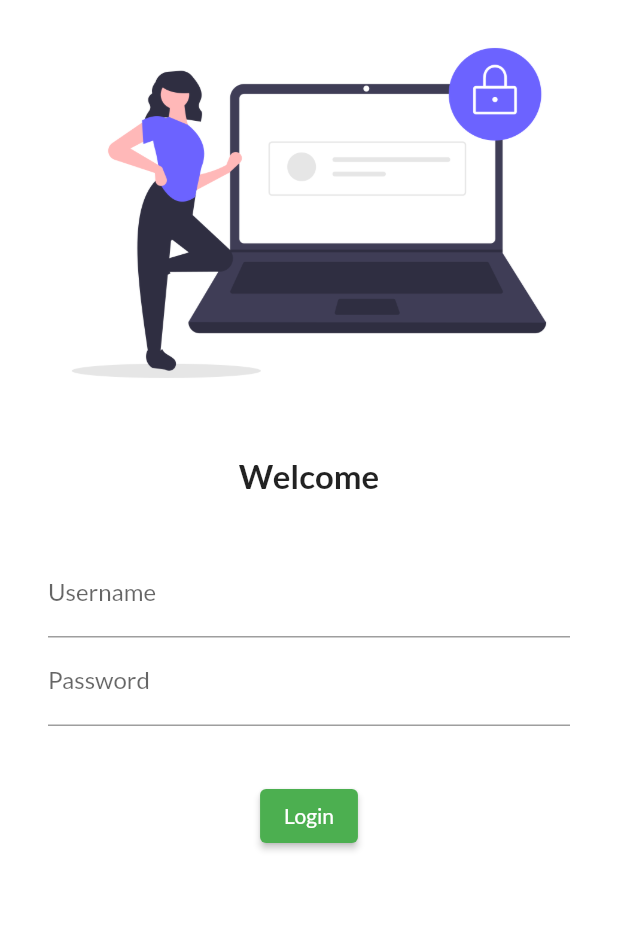
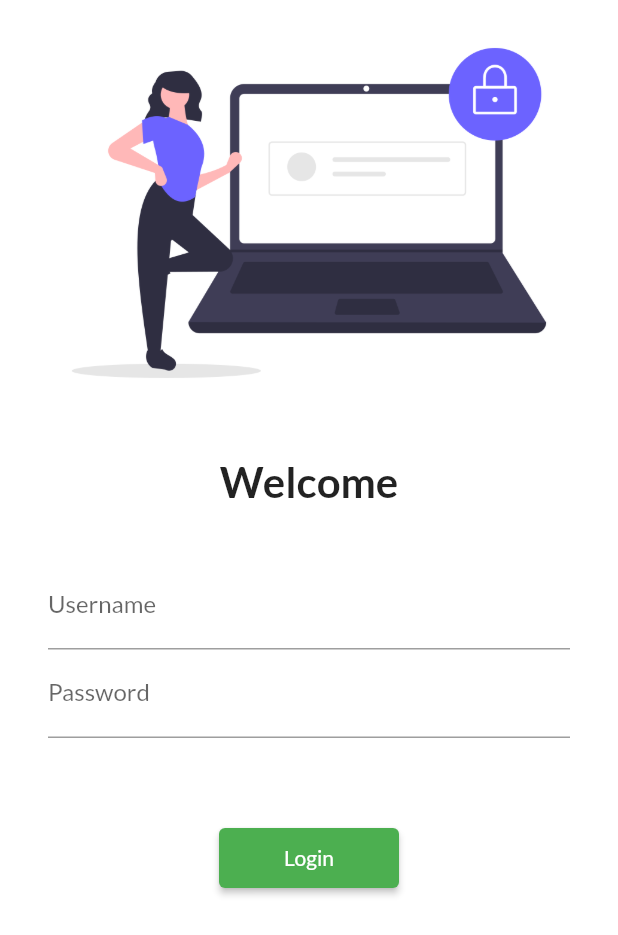
Before and after one commit to Akshay-0706/Catalog, a Flutter app: the screen it shows after launch, on a phone screen of 412 x 824 dp. Shown: the top 935 px of the screen. Run offline on Flutter 3.47's test engine with Material 2 defaults, Android fonts, the phone set to English and light mode, and no system bars; our stand-ins replace google_fonts.

Commit message:
Day 5 completed

```diff
--- a/lib/main.dart
+++ b/lib/main.dart
@@ -1,3 +1,4 @@
+import 'package:catalog/utils/routes.dart';
 import 'package:flutter/material.dart';
 import 'package:google_fonts/google_fonts.dart';
 
@@ -27,8 +28,8 @@ class MyApp extends StatelessWidget {
       ),
       routes: {
         "/": (context) => const Login(),
-        "/home": (context) => const Home(),
-        "/login": (context) => const Login()
+        MyRoutes.homeRoute: (context) => const Home(),
+        MyRoutes.loginRoute: (context) => const Login()
       },
     );
   }
--- a/lib/screens/login.dart
+++ b/lib/screens/login.dart
@@ -1,3 +1,4 @@
+import 'package:catalog/utils/routes.dart';
 import 'package:flutter/material.dart';
 
 class Login extends StatelessWidget {
@@ -7,6 +8,7 @@ class Login extends StatelessWidget {
   Widget build(BuildContext context) {
     return Material(
         color: Colors.white,
+        child: SingleChildScrollView(
           child: Column(
             children: [
               Image.asset(
@@ -19,7 +21,7 @@ class Login extends StatelessWidget {
               const Text(
                 "Welcome",
                 style: TextStyle(
-                fontSize: 22,
+                  fontSize: 28,
                   fontWeight: FontWeight.bold,
                 ),
               ),
@@ -27,7 +29,8 @@ class Login extends StatelessWidget {
                 height: 20,
               ),
               Padding(
-              padding: const EdgeInsets.symmetric(vertical: 16, horizontal: 32),
+                padding:
+                    const EdgeInsets.symmetric(vertical: 16, horizontal: 32),
                 child: Column(
                   children: [
                     TextFormField(
@@ -47,16 +50,18 @@ class Login extends StatelessWidget {
                 ),
               ),
               const SizedBox(
-              height: 20,
+                height: 40,
               ),
               ElevatedButton(
-              style: TextButton.styleFrom(primary: Colors.white),
+                style: TextButton.styleFrom(
+                    primary: Colors.white, minimumSize: const Size(120, 40)),
                 onPressed: () {
-                print("Hello there");
+                  Navigator.pushNamed(context, MyRoutes.homeRoute);
                 },
                 child: const Text("Login"),
               )
             ],
+          ),
         ));
   }
 }
--- /dev/null
+++ b/lib/utils/routes.dart
@@ -0,0 +1,4 @@
+class MyRoutes {
+  static String loginRoute = "/login";
+  static String homeRoute = "/home";
+}
```
Lines whose indentation alone changed are shown as unchanged.
